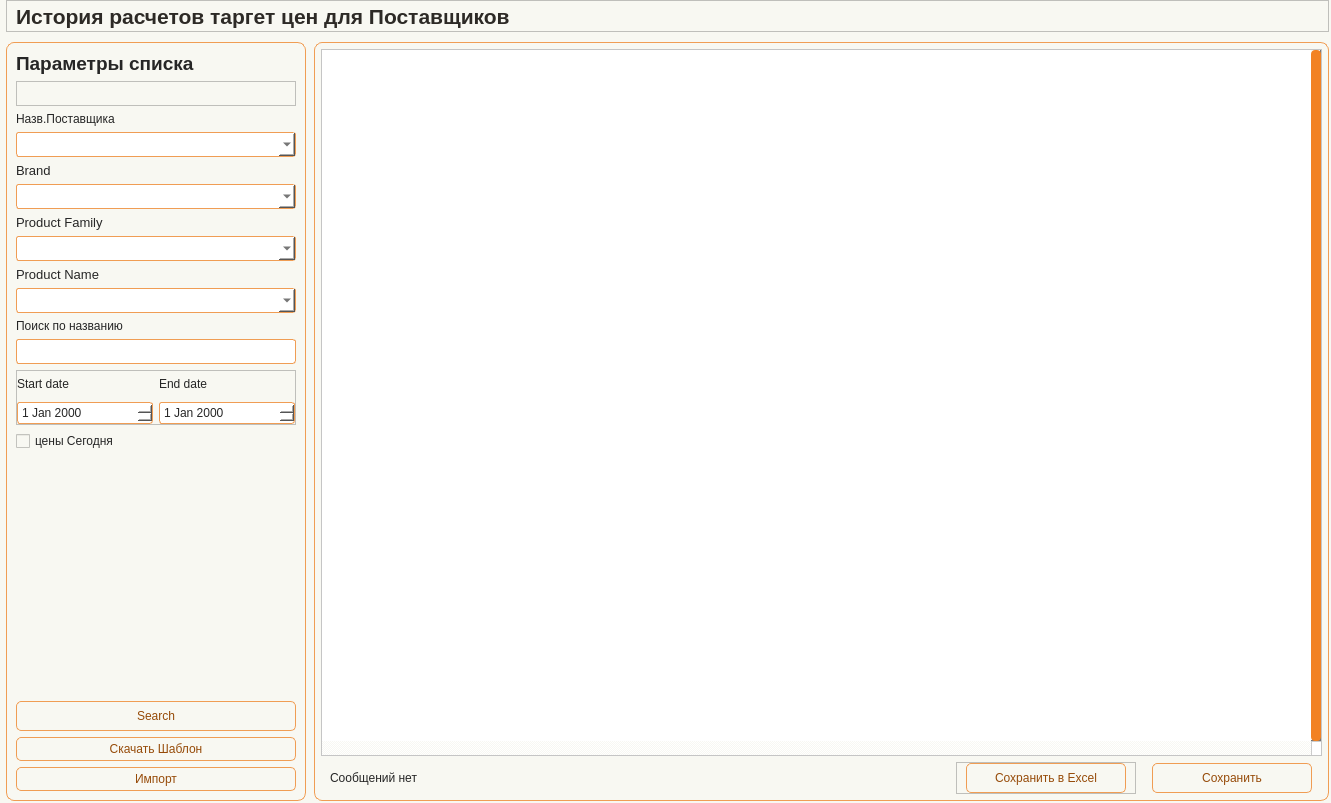
Masik84/Procurement_app, file app/ui/windows/target_price_history.ui: the form before one commit.
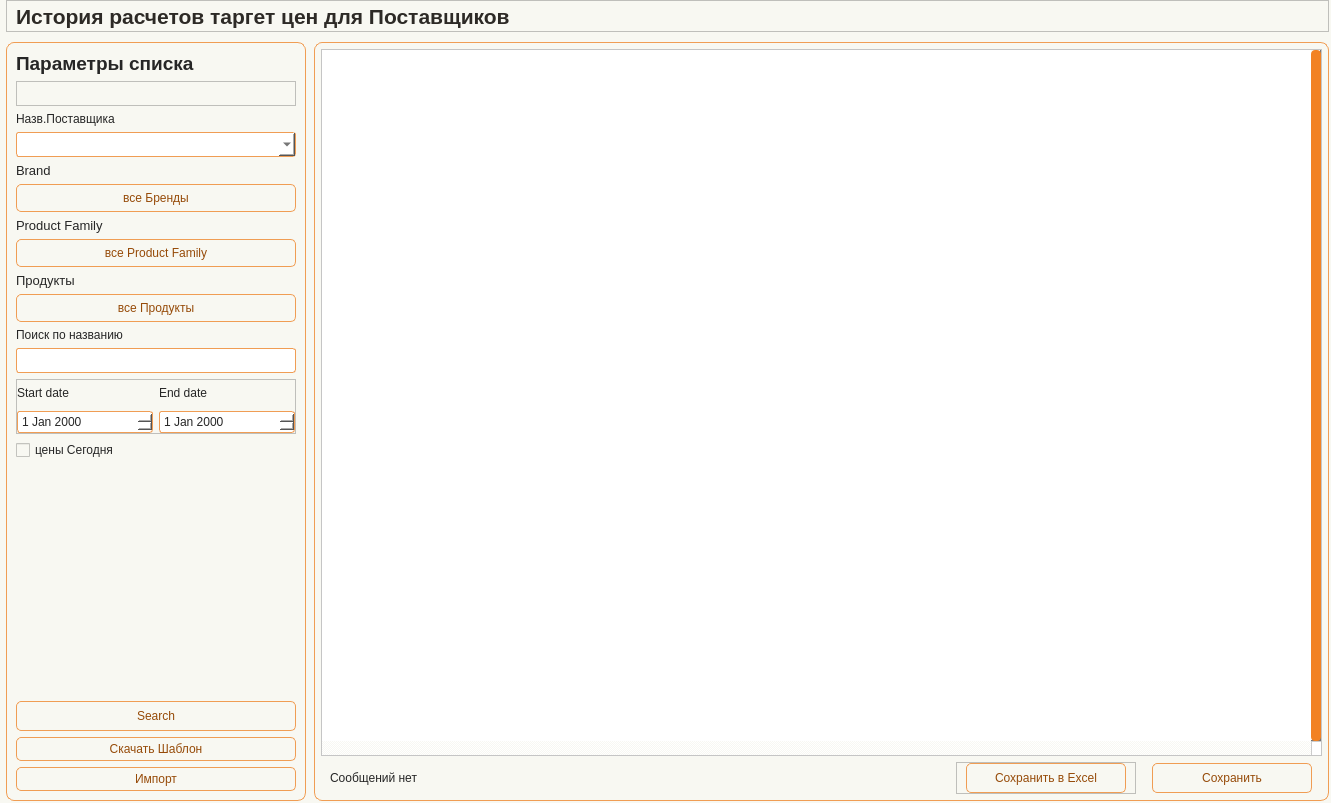
The form after the commit. Icons and pictures are not drawn.

The edit to the form file:
```diff
--- a/app/ui/windows/target_price_history.ui
+++ b/app/ui/windows/target_price_history.ui
@@ -346,24 +346,18 @@
              </widget>
             </item>
             <item>
-             <widget class="QComboBox" name="line_Brand">
+             <widget class="QPushButton" name="btn_FilterBrand">
               <property name="minimumSize">
                <size>
                 <width>0</width>
-                <height>25</height>
+                <height>28</height>
                </size>
               </property>
-              <property name="maximumSize">
-               <size>
-                <width>16777215</width>
-                <height>25</height>
-               </size>
+              <property name="toolTip">
+               <string>Открыть фильтр по брендам</string>
               </property>
-              <property name="currentText">
-               <string/>
-              </property>
-              <property name="currentIndex">
-               <number>-1</number>
+              <property name="text">
+               <string>все Бренды</string>
               </property>
              </widget>
             </item>
@@ -383,18 +377,18 @@
              </widget>
             </item>
             <item>
-             <widget class="QComboBox" name="line_Prod_Fam">
+             <widget class="QPushButton" name="btn_FilterProductFamily">
               <property name="minimumSize">
                <size>
                 <width>0</width>
-                <height>25</height>
+                <height>28</height>
                </size>
               </property>
-              <property name="maximumSize">
-               <size>
-                <width>16777215</width>
-                <height>25</height>
-               </size>
+              <property name="toolTip">
+               <string>Открыть фильтр по Product Family</string>
+              </property>
+              <property name="text">
+               <string>все Product Family</string>
               </property>
              </widget>
             </item>
@@ -409,23 +403,23 @@
                </font>
               </property>
               <property name="text">
-               <string>Product Name</string>
+               <string>Продукты</string>
               </property>
              </widget>
             </item>
             <item>
-             <widget class="QComboBox" name="line_Prod_name">
+             <widget class="QPushButton" name="btn_FilterProduct">
               <property name="minimumSize">
                <size>
-                <width>200</width>
-                <height>25</height>
+                <width>0</width>
+                <height>28</height>
                </size>
               </property>
-              <property name="maximumSize">
-               <size>
-                <width>16777215</width>
-                <height>25</height>
-               </size>
+              <property name="toolTip">
+               <string>Открыть фильтр по продуктам</string>
+              </property>
+              <property name="text">
+               <string>все Продукты</string>
               </property>
              </widget>
             </item>
```
